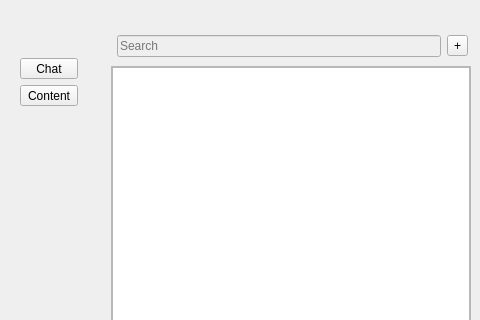
First picture: the form in src/ui/ChatWindow/ChatWindow.ui, repository guoiaoang/TaoTieChat, before the edit; both pictures show x 0 to 480 and y 0 to 320 of the 883 by 572 pixel window.
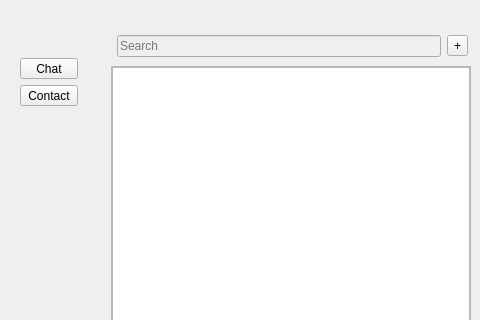
Second picture: the form after the edit.

Patch:
```diff
--- a/src/ui/ChatWindow/ChatWindow.ui
+++ b/src/ui/ChatWindow/ChatWindow.ui
@@ -63,7 +63,7 @@
            </sizepolicy>
           </property>
           <property name="text">
-           <string>Content</string>
+           <string>Contact</string>
           </property>
          </widget>
         </item>
```
Left out of the diff: 18 changed lines with no effect on the pictures.
